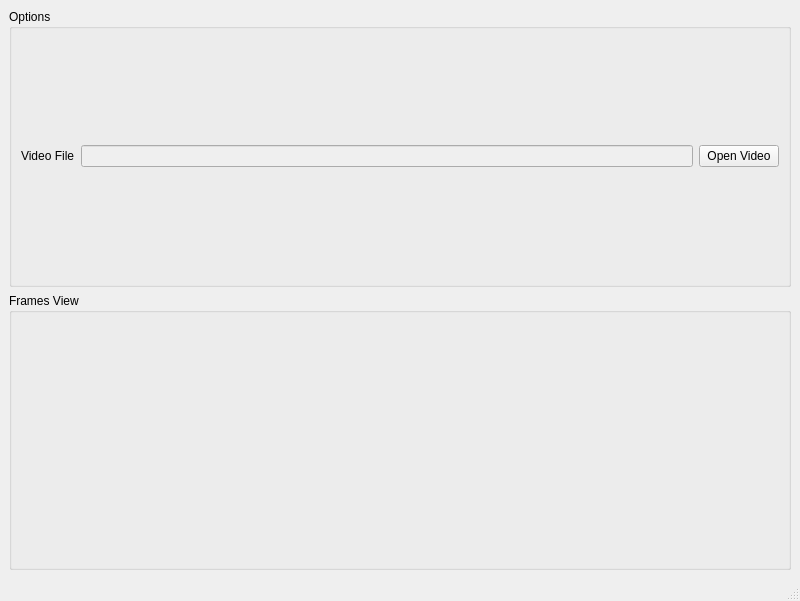
Above: src/gui/ui/frame_temporal_sync_window.ui from acnazarejr/vsdt before the change. Below: the same form after it.
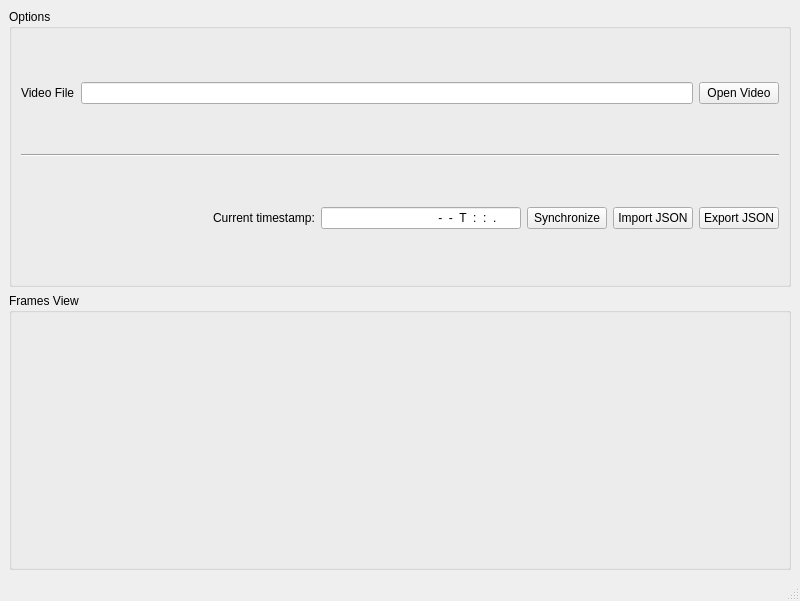
That is the form after the change. Icons and pictures are not drawn.

Commit message: frame_temporal_sync_window finished

The edit to the form file:
```diff
--- a/src/gui/ui/frame_temporal_sync_window.ui
+++ b/src/gui/ui/frame_temporal_sync_window.ui
@@ -37,7 +37,10 @@
          <item>
           <widget class="QLineEdit" name="videoFileField">
            <property name="enabled">
-            <bool>false</bool>
+            <bool>true</bool>
+           </property>
+           <property name="readOnly">
+            <bool>true</bool>
            </property>
           </widget>
          </item>
@@ -54,6 +57,92 @@
          </item>
         </layout>
        </item>
+       <item>
+        <widget class="Line" name="line">
+         <property name="orientation">
+          <enum>Qt::Horizontal</enum>
+         </property>
+        </widget>
+       </item>
+       <item>
+        <layout class="QHBoxLayout" name="syncLayout">
+         <item>
+          <spacer name="horizontalSpacer">
+           <property name="orientation">
+            <enum>Qt::Horizontal</enum>
+           </property>
+           <property name="sizeHint" stdset="0">
+            <size>
+             <width>40</width>
+             <height>20</height>
+            </size>
+           </property>
+          </spacer>
+         </item>
+         <item>
+          <widget class="QLabel" name="currentTimestampLabel">
+           <property name="text">
+            <string>Current timestamp:</string>
+           </property>
+          </widget>
+         </item>
+         <item>
+          <widget class="QLineEdit" name="currentTimestampField">
+           <property name="minimumSize">
+            <size>
+             <width>200</width>
+             <height>0</height>
+            </size>
+           </property>
+           <property name="maximumSize">
+            <size>
+             <width>200</width>
+             <height>16777215</height>
+            </size>
+           </property>
+           <property name="inputMask">
+            <string>9999-99-99T99:99:99.999999</string>
+           </property>
+           <property name="alignment">
+            <set>Qt::AlignRight|Qt::AlignTrailing|Qt::AlignVCenter</set>
+           </property>
+          </widget>
+         </item>
+         <item>
+          <widget class="QPushButton" name="syncButton">
+           <property name="text">
+            <string>Synchronize</string>
+           </property>
+           <property name="icon">
+            <iconset resource="../res/vsdt.qrc">
+             <normaloff>:/icons/sinchronize.png</normaloff>:/icons/sinchronize.png</iconset>
+           </property>
+          </widget>
+         </item>
+         <item>
+          <widget class="QPushButton" name="importButton">
+           <property name="text">
+            <string>Import JSON</string>
+           </property>
+           <property name="icon">
+            <iconset resource="../res/vsdt.qrc">
+             <normaloff>:/icons/import.png</normaloff>:/icons/import.png</iconset>
+           </property>
+          </widget>
+         </item>
+         <item>
+          <widget class="QPushButton" name="exportButton">
+           <property name="text">
+            <string>Export JSON</string>
+           </property>
+           <property name="icon">
+            <iconset resource="../res/vsdt.qrc">
+             <normaloff>:/icons/export.png</normaloff>:/icons/export.png</iconset>
+           </property>
+          </widget>
+         </item>
+        </layout>
+       </item>
       </layout>
      </widget>
     </item>
```
Left out of the diff: 2 changed lines with no effect on the pictures. The commit also changes 12 other files.
